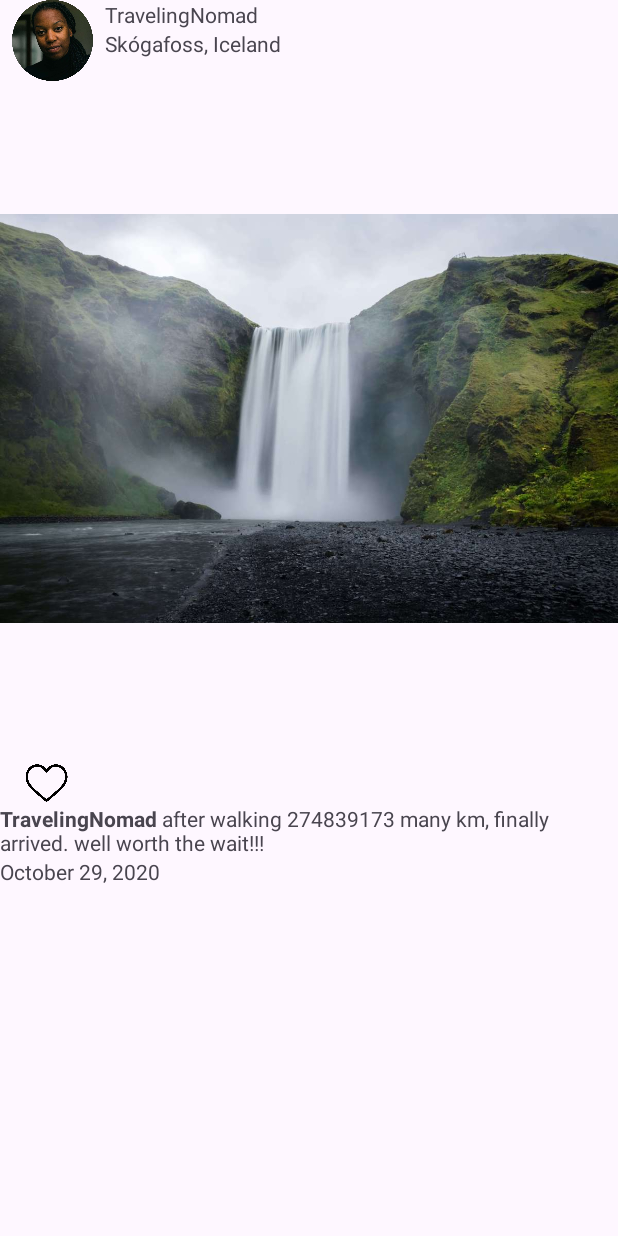
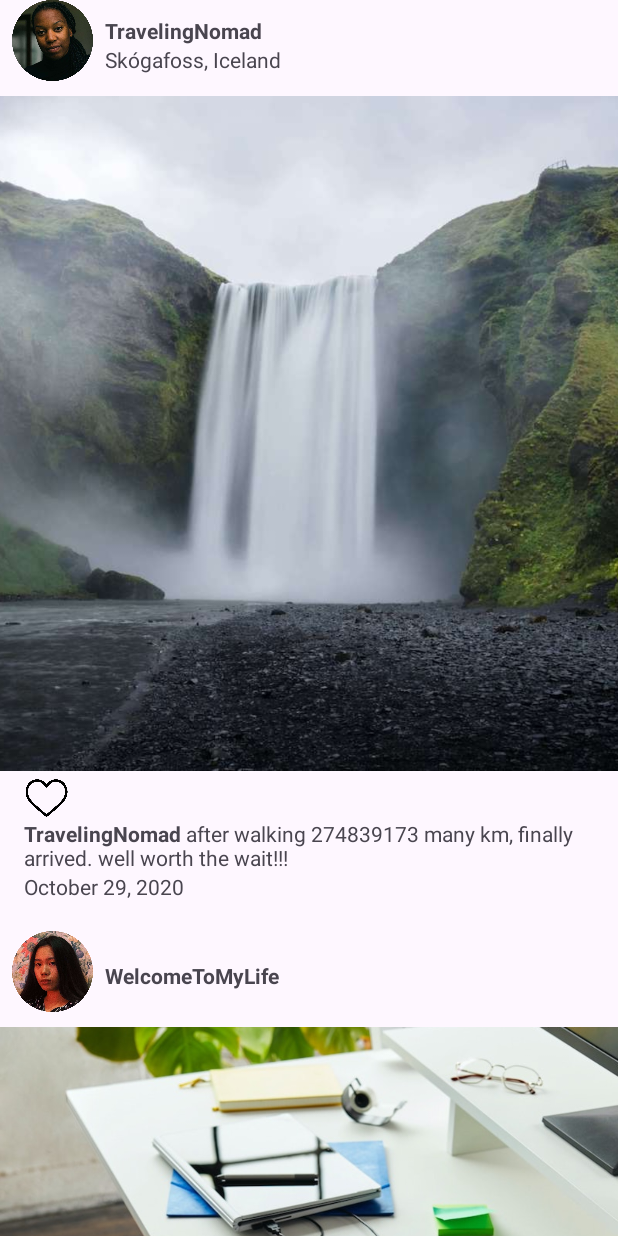
Before and after one commit to unfulfilledMonkey/androidStudioStuff, an Android app: the screen it shows after launch (MainActivity), on a phone screen of 412 x 824 dp. Run offline under Robolectric (Android 15) with nearby library versions, the phone set to English and light mode, and no system bars.

Commit message:
fixed layout

```diff
--- a/exercise2/app/src/main/java/com/mobicom/s16/palacio/jeremykoen/exercise2/ViewHolder.kt
+++ b/exercise2/app/src/main/java/com/mobicom/s16/palacio/jeremykoen/exercise2/ViewHolder.kt
@@ -24,6 +24,13 @@ class ViewHolder(itemView:View): ViewHolder(itemView) {
         userImage.setImageResource(post.userImageId)
         username.text = post.username
         location.text = post.location ?: ""
+        //if location is null hide
+        if (post.location.isNullOrBlank()) {
+            location.visibility = View.GONE
+        } else {
+            location.visibility = View.VISIBLE
+            location.text = post.location
+        }
         postImage.setImageResource(post.imageId)
         val captionText = SpannableStringBuilder().apply {
             append(post.username, StyleSpan(Typeface.BOLD), Spanned.SPAN_EXCLUSIVE_EXCLUSIVE)
--- a/exercise2/app/src/main/res/layout/feed.xml
+++ b/exercise2/app/src/main/res/layout/feed.xml
@@ -3,7 +3,8 @@
     xmlns:app="http://schemas.android.com/apk/res-auto"
     xmlns:tools="http://schemas.android.com/tools"
     android:layout_width="match_parent"
-    android:layout_height="match_parent">
+    android:layout_height="wrap_content"
+    android:layout_marginBottom="20dp">
 
     <ImageView
         android:id="@+id/userImage"
@@ -17,9 +18,13 @@
         android:id="@+id/username"
         android:layout_width="wrap_content"
         android:layout_height="wrap_content"
+        android:layout_marginTop="5dp"
         android:text="TextView"
+        android:textStyle="bold"
         app:layout_constraintStart_toEndOf="@id/userImage"
-        app:layout_constraintTop_toTopOf="parent" />
+        app:layout_constraintTop_toTopOf="@id/userImage"
+        app:layout_constraintBottom_toTopOf="@id/location"
+        app:layout_constraintVertical_chainStyle="packed"/>
 
     <TextView
         android:id="@+id/location"
@@ -27,12 +32,16 @@
         android:layout_height="wrap_content"
         android:text="TextView"
         app:layout_constraintStart_toEndOf="@id/userImage"
-        app:layout_constraintTop_toBottomOf="@id/username" />
+        app:layout_constraintTop_toBottomOf="@id/username"
+        app:layout_constraintBottom_toBottomOf="@id/userImage" />
 
     <ImageView
         android:id="@+id/postImage"
-        android:layout_width="412dp"
+        android:layout_width="0dp"
         android:layout_height="450dp"
+        android:scaleType="centerCrop"
+        android:layout_marginTop="10dp"
+        app:layout_constraintEnd_toEndOf="parent"
         app:layout_constraintStart_toStartOf="parent"
         app:layout_constraintTop_toBottomOf="@id/userImage"
         tools:srcCompat="@tools:sample/avatars" />
@@ -51,6 +60,7 @@
         android:id="@+id/caption"
         android:layout_width="wrap_content"
         android:layout_height="wrap_content"
+        android:layout_marginStart="16dp"
         android:text="TextView"
         app:layout_constraintStart_toStartOf="parent"
         app:layout_constraintTop_toBottomOf="@id/likeButton" />
@@ -59,6 +69,7 @@
         android:id="@+id/datePosted"
         android:layout_width="wrap_content"
         android:layout_height="wrap_content"
+        android:layout_marginStart="16dp"
         android:text="TextView"
         app:layout_constraintStart_toStartOf="parent"
         app:layout_constraintTop_toBottomOf="@id/caption" />
```
